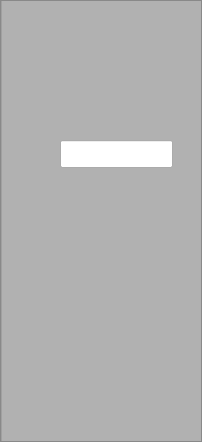
This is settingspanel.ui in Ph4sm4/FinelogApp as Qt 5 draws it before an edit. The edited form follows.
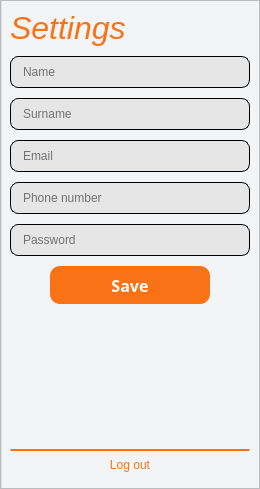
This is the edited form. Icons and pictures are not drawn.

Commit message: settings panel, logout moved, sliding panel and more

Patch:
```diff
--- a/settingspanel.ui
+++ b/settingspanel.ui
@@ -6,8 +6,8 @@
    <rect>
     <x>0</x>
     <y>0</y>
-    <width>202</width>
-    <height>442</height>
+    <width>260</width>
+    <height>489</height>
    </rect>
   </property>
   <property name="windowTitle">
@@ -39,13 +39,27 @@
     <widget class="QFrame" name="frame">
      <property name="styleSheet">
       <string notr="true">QFrame { 
-   background: rgb(177, 177, 177);
-   border-left: 2px solid rgba(0, 0, 0, 0.1); 
-	opacity: 0.3;
+   background: rgb(243, 244, 246);
+   border-left: 2px solid rgba(0, 0, 0, 0.1);
 }
 
 QPushButton {
 color: black;
+} 
+
+QLineEdit {
+border: 1px solid black;
+border-radius: 8px;
+color: black;
+padding-left: 10px;
+padding-right: 10px;
+background-color: rgb(230, 230, 230);
+height: 30px;
+}
+
+QLineEdit:focus {
+border: 2px solid black;
+outline: none;
 }</string>
      </property>
      <property name="frameShape">
@@ -54,19 +68,202 @@
      <property name="frameShadow">
       <enum>QFrame::Raised</enum>
      </property>
-     <widget class="QLineEdit" name="lineEdit">
-      <property name="geometry">
-       <rect>
-        <x>60</x>
-        <y>140</y>
-        <width>113</width>
-        <height>28</height>
-       </rect>
+     <layout class="QVBoxLayout" name="verticalLayout_2">
+      <property name="spacing">
+       <number>10</number>
       </property>
-      <property name="styleSheet">
-       <string notr="true"/>
-      </property>
-     </widget>
+      <item>
+       <widget class="QLabel" name="label">
+        <property name="font">
+         <font>
+          <pointsize>24</pointsize>
+          <italic>true</italic>
+          <bold>false</bold>
+         </font>
+        </property>
+        <property name="styleSheet">
+         <string notr="true">QLabel {
+color: rgb(249, 115, 22);
+background: transparent;
+border: none;
+}</string>
+        </property>
+        <property name="frameShape">
+         <enum>QFrame::NoFrame</enum>
+        </property>
+        <property name="lineWidth">
+         <number>0</number>
+        </property>
+        <property name="text">
+         <string>Settings</string>
+        </property>
+       </widget>
+      </item>
+      <item>
+       <widget class="QLineEdit" name="nameLabel">
+        <property name="autoFillBackground">
+         <bool>false</bool>
+        </property>
+        <property name="styleSheet">
+         <string notr="true"/>
+        </property>
+        <property name="text">
+         <string/>
+        </property>
+        <property name="frame">
+         <bool>false</bool>
+        </property>
+        <property name="placeholderText">
+         <string>Name</string>
+        </property>
+       </widget>
+      </item>
+      <item>
+       <widget class="QLineEdit" name="surnameLabel">
+        <property name="autoFillBackground">
+         <bool>false</bool>
+        </property>
+        <property name="styleSheet">
+         <string notr="true"/>
+        </property>
+        <property name="text">
+         <string/>
+        </property>
+        <property name="frame">
+         <bool>false</bool>
+        </property>
+        <property name="placeholderText">
+         <string>Surname</string>
+        </property>
+       </widget>
+      </item>
+      <item>
+       <widget class="QLineEdit" name="emailLabel">
+        <property name="autoFillBackground">
+         <bool>false</bool>
+        </property>
+        <property name="styleSheet">
+         <string notr="true"/>
+        </property>
+        <property name="text">
+         <string/>
+        </property>
+        <property name="frame">
+         <bool>false</bool>
+        </property>
+        <property name="placeholderText">
+         <string>Email</string>
+        </property>
+       </widget>
+      </item>
+      <item>
+       <widget class="QLineEdit" name="phoneNumberLabel">
+        <property name="autoFillBackground">
+         <bool>false</bool>
+        </property>
+        <property name="styleSheet">
+         <string notr="true"/>
+        </property>
+        <property name="text">
+         <string/>
+        </property>
+        <property name="frame">
+         <bool>false</bool>
+        </property>
+        <property name="placeholderText">
+         <string>Phone number</string>
+        </property>
+       </widget>
+      </item>
+      <item>
+       <widget class="QLineEdit" name="passwordLabel">
+        <property name="autoFillBackground">
+         <bool>false</bool>
+        </property>
+        <property name="styleSheet">
+         <string notr="true"/>
+        </property>
+        <property name="text">
+         <string/>
+        </property>
+        <property name="frame">
+         <bool>false</bool>
+        </property>
+        <property name="placeholderText">
+         <string>Password</string>
+        </property>
+       </widget>
+      </item>
+      <item>
+       <widget class="QPushButton" name="settingsSaveButton">
+        <property name="font">
+         <font>
+          <family>Microsoft JhengHei</family>
+          <pointsize>12</pointsize>
+          <italic>false</italic>
+          <bold>true</bold>
+         </font>
+        </property>
+        <property name="styleSheet">
+         <string notr="true">QPushButton {
+background-color:  rgb(249, 115, 22);
+height: 30px;
+border-radius: 10px;
+color: white;
+margin: 0 40%;
+padding: 4px 0;
+}</string>
+        </property>
+        <property name="text">
+         <string>Save</string>
+        </property>
+        <property name="icon">
+         <iconset resource="Images.qrc">
+          <normaloff>:/icons/content/check-circle.svg</normaloff>:/icons/content/check-circle.svg</iconset>
+        </property>
+        <property name="iconSize">
+         <size>
+          <width>22</width>
+          <height>22</height>
+         </size>
+        </property>
+       </widget>
+      </item>
+      <item>
+       <spacer name="verticalSpacer">
+        <property name="orientation">
+         <enum>Qt::Vertical</enum>
+        </property>
+        <property name="sizeHint" stdset="0">
+         <size>
+          <width>20</width>
+          <height>40</height>
+         </size>
+        </property>
+       </spacer>
+      </item>
+      <item>
+       <widget class="QPushButton" name="logoutButton">
+        <property name="maximumSize">
+         <size>
+          <width>16777215</width>
+          <height>30</height>
+         </size>
+        </property>
+        <property name="styleSheet">
+         <string notr="true">QPushButton {
+height: 30px;
+color: rgb(249, 115, 22);
+background: transparent;
+border-top: 2px solid  rgb(249, 115, 22);
+}</string>
+        </property>
+        <property name="text">
+         <string>Log out</string>
+        </property>
+       </widget>
+      </item>
+     </layout>
     </widget>
    </item>
   </layout>
```
Left out of the diff: 4 changed lines with no effect on the pictures. The commit also changes 14 other files.
